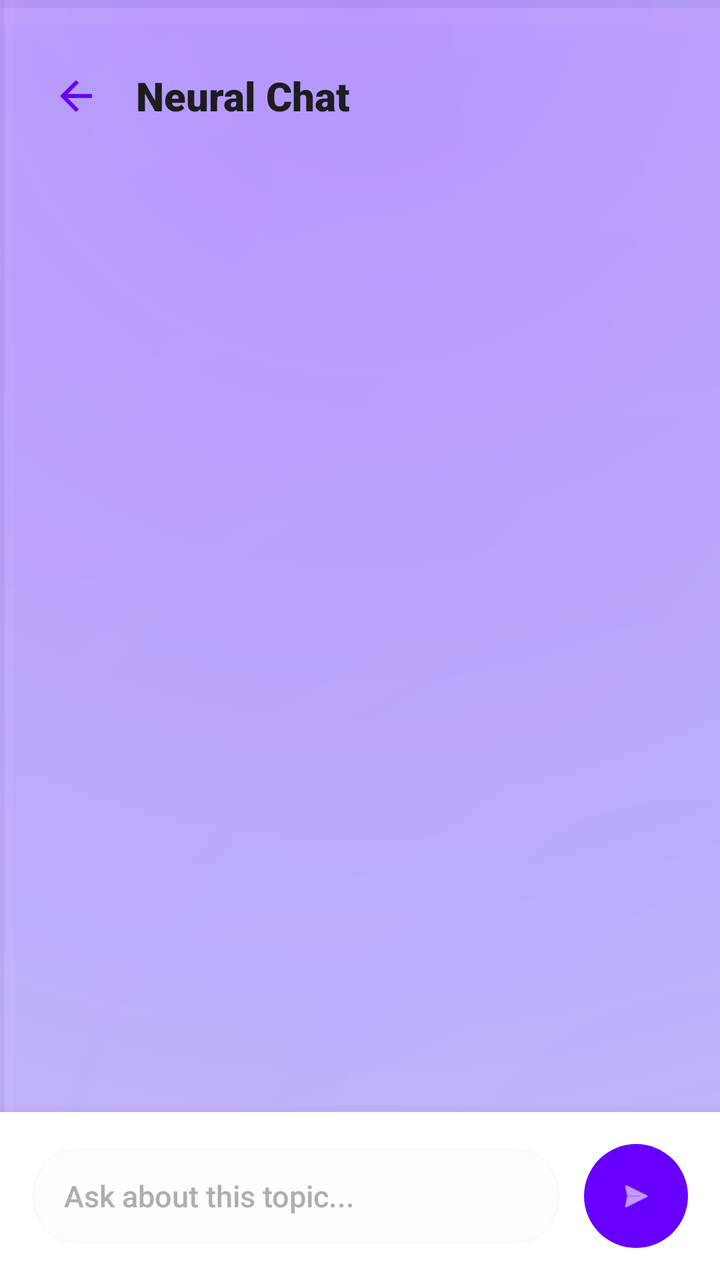
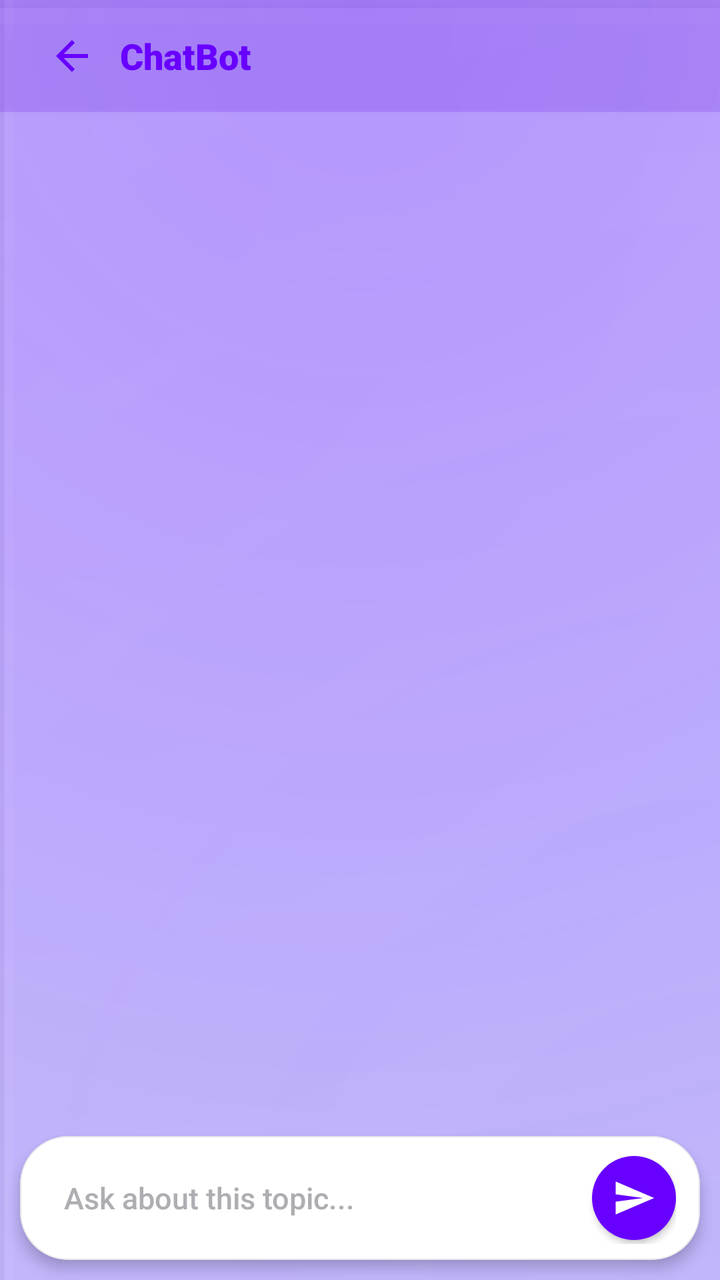

Before-and-after screenshots of an Android layout around one commit, followed by the original layout XML and the change that was made.
<!-- AndroidManifest.xml: application theme Theme.Zzzz -->
<!-- res/layout/activity_chatbot.xml -->
<?xml version="1.0" encoding="utf-8"?>
<LinearLayout xmlns:android="http://schemas.android.com/apk/res/android"
    xmlns:app="http://schemas.android.com/apk/res-auto"
    android:layout_width="match_parent"
    android:layout_height="match_parent"
    android:background="@drawable/main_bg_professional"
    android:orientation="vertical">

    <LinearLayout
        android:layout_width="match_parent"
        android:layout_height="64dp"
        android:gravity="center_vertical"
        android:paddingHorizontal="16dp"
        android:layout_marginTop="16dp"
        android:background="@android:color/transparent">

        <ImageButton
            android:id="@+id/btnChatBack"
            android:layout_width="44dp"
            android:layout_height="44dp"
            android:background="?attr/selectableItemBackgroundBorderless"
            android:src="@drawable/ic_back_arrow"
            app:tint="@color/brand_purple" />

        <TextView
            android:id="@+id/tvChatTitle"
            android:layout_width="0dp"
            android:layout_height="wrap_content"
            android:layout_weight="1"
            android:layout_marginStart="8dp"
            android:text="Neural Chat"
            android:textColor="@color/text_main"
            android:textSize="20sp"
            android:fontFamily="sans-serif-black" />
    </LinearLayout>

    <androidx.recyclerview.widget.RecyclerView
        android:id="@+id/rvChatMessages"
        android:layout_width="match_parent"
        android:layout_height="0dp"
        android:layout_weight="1"
        android:clipToPadding="false"
        android:padding="16dp"
        android:scrollbars="none" />

    <LinearLayout
        android:layout_width="match_parent"
        android:layout_height="wrap_content"
        android:background="@color/surface_card"
        android:elevation="12dp"
        android:gravity="center_vertical"
        android:padding="16dp">

        <com.google.android.material.textfield.TextInputEditText
            android:id="@+id/etChatInput"
            android:layout_width="0dp"
            android:layout_height="wrap_content"
            android:layout_weight="1"
            android:background="@drawable/glass_input_bg"
            android:backgroundTint="@color/surface_input"
            android:hint="Ask about this topic..."
            android:minHeight="48dp"
            android:paddingHorizontal="16dp"
            android:paddingVertical="12dp"
            android:textColor="@color/text_main"
            android:textColorHint="@color/text_hint"
            android:textSize="15sp"
            android:fontFamily="sans-serif-medium"
            android:maxLines="4" />

        <com.google.android.material.button.MaterialButton
            android:id="@+id/btnSend"
            android:layout_width="52dp"
            android:layout_height="52dp"
            android:layout_marginStart="12dp"
            android:insetTop="0dp"
            android:insetBottom="0dp"
            android:insetLeft="0dp"
            android:insetRight="0dp"
            app:cornerRadius="26dp"
            app:backgroundTint="@color/brand_purple"
            app:icon="@android:drawable/ic_menu_send"
            app:iconTint="@color/text_on_brand"
            app:iconGravity="textStart"
            app:iconPadding="0dp" />
    </LinearLayout>
</LinearLayout>
<!-- resources referenced by this layout -->
<resources>
  <color name="brand_purple">#6800FF</color>
  <color name="surface_card">#FFFFFF</color>
  <color name="surface_input">#F2F2F7</color>
  <color name="text_hint">#AEAEB2</color>
  <color name="text_main">#1D1D1F</color>
  <color name="text_on_brand">#FFFFFF</color>
  <!-- drawable glass_input_bg (drawable) -->
  <?xml version="1.0" encoding="utf-8"?>
  <shape xmlns:android="http://schemas.android.com/apk/res/android">
      
      <solid android:color="@color/glass_bg" />
      <corners android:radius="22dp" />
      
      <stroke
          android:width="1.2dp"
          android:color="@color/glass_stroke" />
  </shape>
  <!-- drawable ic_back_arrow (drawable) -->
  <vector xmlns:android="http://schemas.android.com/apk/res/android"
      android:width="24dp"
      android:height="24dp"
      android:viewportWidth="24"
      android:viewportHeight="24"
      android:tint="#6800FF">
      <path
          android:fillColor="@android:color/white"
          android:pathData="M20,11H7.83l5.59,-5.59L12,4l-8,8 8,8 1.41,-1.41L7.83,13H20v-2z"/>
  </vector>
  <style name="Theme.Zzzz" parent="Base.Theme.Zzzz" />
  <color name="glass_bg">#26FFFFFF</color>
  <color name="glass_stroke">#66FFFFFF</color>
  <color name="app_background">#FDFCFB</color>
  <color name="brand_purple_alpha15">#266800FF</color>
  <!-- drawable bg_3d_grid (drawable) -->
  <?xml version="1.0" encoding="utf-8"?>
  <vector xmlns:android="http://schemas.android.com/apk/res/android"
      android:width="40dp"
      android:height="40dp"
      android:viewportWidth="40"
      android:viewportHeight="40">
      
      <path
          android:pathData="M0,0 L40,0"
          android:strokeWidth="0.5"
          android:strokeColor="#0A000000" />
      <path
          android:pathData="M0,0 L0,40"
          android:strokeWidth="0.5"
          android:strokeColor="#0A000000" />
      
      <path
          android:pathData="M0,0.5 L40,0.5"
          android:strokeWidth="0.5"
          android:strokeColor="#1AFFFFFF" />
      <path
          android:pathData="M0.5,0 L0.5,40"
          android:strokeWidth="0.5"
          android:strokeColor="#1AFFFFFF" />
  </vector>
  <color name="brand_purple_alpha30">#4D6800FF</color>
  <style name="Base.Theme.Zzzz" parent="Theme.Material3.DayNight.NoActionBar">
          
          <item name="colorPrimary">@color/brand_purple</item>
          <item name="colorOnPrimary">@color/text_on_brand</item>
          <item name="colorPrimaryContainer">@color/brand_purple_alpha15</item>
          <item name="colorOnPrimaryContainer">@color/brand_purple</item>
  
          
          <item name="colorSecondary">@color/brand_purple_light</item>
          <item name="colorOnSecondary">@color/text_on_brand</item>
  
          
          <item name="android:windowBackground">@color/app_background</item>
          <item name="colorSurface">@color/app_background</item>
          <item name="colorOnSurface">@color/text_main</item>
          <item name="colorSurfaceVariant">@color/surface_card</item>
          <item name="colorOnSurfaceVariant">@color/text_sub</item>
  
          
          <item name="colorOutline">@color/colorOutline</item>
          <item name="colorOutlineVariant">@color/divider</item>
  
          
          <item name="android:textColorHighlight">@color/text_selection_highlight</item>
          <item name="android:colorControlActivated">@color/brand_purple</item>
          <item name="android:textSelectHandle">@color/brand_purple</item>
  
          
          <item name="android:statusBarColor">@android:color/transparent</item>
          <item name="android:windowLightStatusBar">true</item>
      </style>
  <color name="brand_purple_light">#8C33FF</color>
  <color name="text_sub">#636366</color>
  <color name="colorOutline">#79747E</color>
  <color name="divider">#E5E5EA</color>
  <color name="text_selection_highlight">#4D6800FF</color>
  <!-- unchanged entries left out for length: 1 -->
</resources>

<!-- the commit's change to res/layout/activity_chatbot.xml (unified diff, before → after) -->
@@ -4,22 +4,24 @@
     android:layout_width="match_parent"
     android:layout_height="match_parent"
     android:background="@drawable/main_bg_professional"
+    android:fitsSystemWindows="true"
     android:orientation="vertical">
 
     <LinearLayout
         android:layout_width="match_parent"
-        android:layout_height="64dp"
+        android:layout_height="56dp"
         android:gravity="center_vertical"
         android:paddingHorizontal="16dp"
-        android:layout_marginTop="16dp"
-        android:background="@android:color/transparent">
+        android:background="@color/brand_purple_alpha15"
+        android:elevation="1dp">
 
         <ImageButton
             android:id="@+id/btnChatBack"
-            android:layout_width="44dp"
-            android:layout_height="44dp"
+            android:layout_width="40dp"
+            android:layout_height="40dp"
             android:background="?attr/selectableItemBackgroundBorderless"
             android:src="@drawable/ic_back_arrow"
+            android:contentDescription="Back"
             app:tint="@color/brand_purple" />
 
         <TextView
@@ -27,10 +29,10 @@
             android:layout_width="0dp"
             android:layout_height="wrap_content"
             android:layout_weight="1"
-            android:layout_marginStart="8dp"
-            android:text="Neural Chat"
-            android:textColor="@color/text_main"
-            android:textSize="20sp"
+            android:layout_marginStart="4dp"
+            android:text="ChatBot"
+            android:textColor="@color/brand_purple"
+            android:textSize="18sp"
             android:fontFamily="sans-serif-black" />
     </LinearLayout>
 
@@ -40,48 +42,53 @@
         android:layout_height="0dp"
         android:layout_weight="1"
         android:clipToPadding="false"
-        android:padding="16dp"
+        android:paddingTop="12dp"
+        android:paddingBottom="8dp"
         android:scrollbars="none" />
 
-    <LinearLayout
+    <com.google.android.material.card.MaterialCardView
         android:layout_width="match_parent"
         android:layout_height="wrap_content"
-        android:background="@color/surface_card"
-        android:elevation="12dp"
-        android:gravity="center_vertical"
-        android:padding="16dp">
+        android:layout_marginHorizontal="10dp"
+        android:layout_marginBottom="10dp"
+        app:cardBackgroundColor="@color/surface_card"
+        app:cardCornerRadius="24dp"
+        app:cardElevation="4dp"
+        app:strokeColor="@color/divider"
+        app:strokeWidth="0.5dp">
 
-        <com.google.android.material.textfield.TextInputEditText
-            android:id="@+id/etChatInput"
-            android:layout_width="0dp"
+        <LinearLayout
+            android:layout_width="match_parent"
             android:layout_height="wrap_content"
-            android:layout_weight="1"
-            android:background="@drawable/glass_input_bg"
-            android:backgroundTint="@color/surface_input"
-            android:hint="Ask about this topic..."
-            android:minHeight="48dp"
-            android:paddingHorizontal="16dp"
-            android:paddingVertical="12dp"
-            android:textColor="@color/text_main"
-            android:textColorHint="@color/text_hint"
-            android:textSize="15sp"
-            android:fontFamily="sans-serif-medium"
-            android:maxLines="4" />
+            android:gravity="center_vertical"
+            android:paddingHorizontal="12dp"
+            android:paddingVertical="8dp">
 
-        <com.google.android.material.button.MaterialButton
-            android:id="@+id/btnSend"
-            android:layout_width="52dp"
-            android:layout_height="52dp"
-            android:layout_marginStart="12dp"
-            android:insetTop="0dp"
-            android:insetBottom="0dp"
-            android:insetLeft="0dp"
-            android:insetRight="0dp"
-            app:cornerRadius="26dp"
-            app:backgroundTint="@color/brand_purple"
-            app:icon="@android:drawable/ic_menu_send"
-            app:iconTint="@color/text_on_brand"
-            app:iconGravity="textStart"
-            app:iconPadding="0dp" />
-    </LinearLayout>
+            <EditText
+                android:id="@+id/etChatInput"
+                android:layout_width="0dp"
+                android:layout_height="46dp"
+                android:layout_weight="1"
+                android:layout_marginEnd="8dp"
+                android:background="@android:color/transparent"
+                android:hint="Ask about this topic..."
+                android:paddingHorizontal="10dp"
+                android:gravity="center_vertical"
+                android:textColor="@color/text_main"
+                android:textColorHint="@color/text_hint"
+                android:textSize="15sp"
+                android:fontFamily="sans-serif-medium"
+                android:maxLines="3" />
+
+            <ImageButton
+                android:id="@+id/btnSend"
+                android:layout_width="42dp"
+                android:layout_height="42dp"
+                android:src="@drawable/ic_send"
+                android:background="@drawable/bg_pill_purple"
+                android:scaleType="centerInside"
+                android:padding="10dp"
+                android:elevation="2dp" />
+        </LinearLayout>
+    </com.google.android.material.card.MaterialCardView>
 </LinearLayout>
<!-- resource entries referenced after the edit -->
@@ -2,21 +2,15 @@
 <resources>
   <color name="brand_purple">#6800FF</color>
   <color name="surface_card">#FFFFFF</color>
-  <color name="surface_input">#F2F2F7</color>
   <color name="text_hint">#AEAEB2</color>
   <color name="text_main">#1D1D1F</color>
-  <color name="text_on_brand">#FFFFFF</color>
-  <!-- drawable glass_input_bg (drawable) -->
+  <!-- drawable bg_pill_purple (drawable) -->
   <?xml version="1.0" encoding="utf-8"?>
   <shape xmlns:android="http://schemas.android.com/apk/res/android">
-      
-      <solid android:color="@color/glass_bg" />
-      <corners android:radius="22dp" />
-      
-      <stroke
-          android:width="1.2dp"
-          android:color="@color/glass_stroke" />
+      <solid android:color="#6800FF" />
+      <corners android:radius="24dp" />
   </shape>
+  <color name="text_on_brand">#FFFFFF</color>
   <!-- drawable ic_back_arrow (drawable) -->
   <vector xmlns:android="http://schemas.android.com/apk/res/android"
       android:width="24dp"
@@ -28,9 +22,18 @@
           android:fillColor="@android:color/white"
           android:pathData="M20,11H7.83l5.59,-5.59L12,4l-8,8 8,8 1.41,-1.41L7.83,13H20v-2z"/>
   </vector>
+  <!-- drawable ic_send (drawable) -->
+  <?xml version="1.0" encoding="utf-8"?>
+  <vector xmlns:android="http://schemas.android.com/apk/res/android"
+      android:width="24dp"
+      android:height="24dp"
+      android:viewportWidth="24"
+      android:viewportHeight="24">
+      <path
+          android:fillColor="#FFFFFF"
+          android:pathData="M2.01,21L23,12 2.01,3 2,10l15,2 -15,2z" />
+  </vector>
   <style name="Theme.Zzzz" parent="Base.Theme.Zzzz" />
-  <color name="glass_bg">#26FFFFFF</color>
-  <color name="glass_stroke">#66FFFFFF</color>
   <color name="app_background">#FDFCFB</color>
   <color name="brand_purple_alpha15">#266800FF</color>
   <!-- drawable bg_3d_grid (drawable) -->
